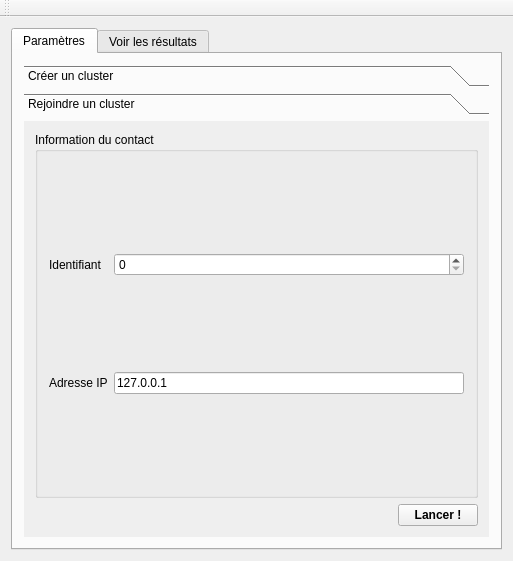
Old version of the form duck-interface/mainwindow.ui in the repository WardenQQ/sd-project.
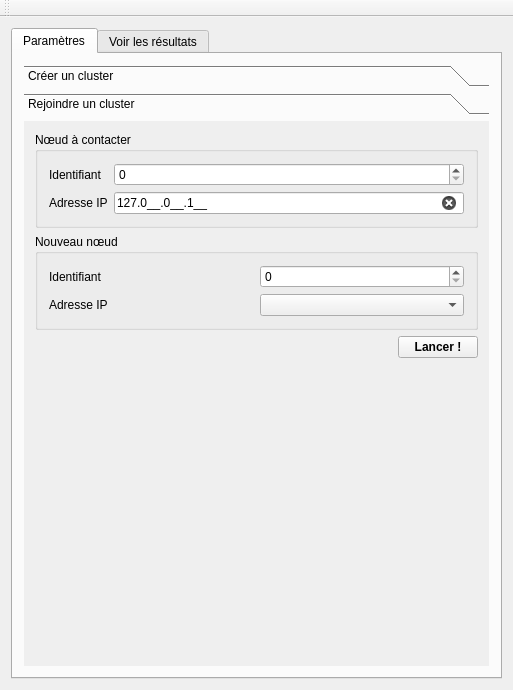
New version of the form. The open tabs and pages were chosen to show the change.

The edit to the form file:
```diff
--- a/duck-interface/mainwindow.ui
+++ b/duck-interface/mainwindow.ui
@@ -7,7 +7,7 @@
     <x>0</x>
     <y>0</y>
     <width>513</width>
-    <height>561</height>
+    <height>690</height>
    </rect>
   </property>
   <property name="sizePolicy">
@@ -20,8 +20,8 @@
    <string>I Wanna be a duck...</string>
   </property>
   <widget class="QWidget" name="centralWidget">
-   <layout class="QGridLayout" name="gridLayout_5">
-    <item row="0" column="0">
+   <layout class="QVBoxLayout" name="verticalLayout_4">
+    <item>
      <widget class="QTabWidget" name="tabWidget">
       <property name="currentIndex">
        <number>0</number>
@@ -395,7 +395,7 @@
              <x>0</x>
              <y>0</y>
              <width>473</width>
-             <height>376</height>
+             <height>505</height>
             </rect>
            </property>
            <attribute name="label">
@@ -405,14 +405,20 @@
             <item>
              <widget class="QGroupBox" name="groupBox_5">
               <property name="title">
-               <string>Information du contact</string>
+               <string>Nœud à contacter</string>
               </property>
               <layout class="QGridLayout" name="gridLayout">
                <item row="1" column="1">
                 <widget class="QLineEdit" name="lineEdit_3">
+                 <property name="inputMask">
+                  <string>000.000.000.000;_</string>
+                 </property>
                  <property name="text">
                   <string>127.0.0.1</string>
                  </property>
+                 <property name="clearButtonEnabled">
+                  <bool>true</bool>
+                 </property>
                 </widget>
                </item>
                <item row="1" column="0">
@@ -435,6 +441,35 @@
               </layout>
              </widget>
             </item>
+            <item>
+             <widget class="QGroupBox" name="groupBox_7">
+              <property name="title">
+               <string>Nouveau nœud</string>
+              </property>
+              <layout class="QGridLayout" name="gridLayout_7">
+               <item row="0" column="1">
+                <widget class="QSpinBox" name="sb_vers_2"/>
+               </item>
+               <item row="1" column="0">
+                <widget class="QLabel" name="label_18">
+                 <property name="text">
+                  <string>Adresse IP</string>
+                 </property>
+                </widget>
+               </item>
+               <item row="0" column="0">
+                <widget class="QLabel" name="label_19">
+                 <property name="text">
+                  <string>Identifiant</string>
+                 </property>
+                </widget>
+               </item>
+               <item row="1" column="1">
+                <widget class="QComboBox" name="cb_ip_2"/>
+               </item>
+              </layout>
+             </widget>
+            </item>
             <item>
              <layout class="QHBoxLayout" name="horizontalLayout_2">
               <item>
@@ -465,6 +500,19 @@
               </item>
              </layout>
             </item>
+            <item>
+             <spacer name="verticalSpacer">
+              <property name="orientation">
+               <enum>Qt::Vertical</enum>
+              </property>
+              <property name="sizeHint" stdset="0">
+               <size>
+                <width>20</width>
+                <height>40</height>
+               </size>
+              </property>
+             </spacer>
+            </item>
            </layout>
            <zorder>groupBox_5</zorder>
            <zorder>spinBox_2</zorder>
```
Left out of the diff: 40 changed lines with no effect on the pictures.
